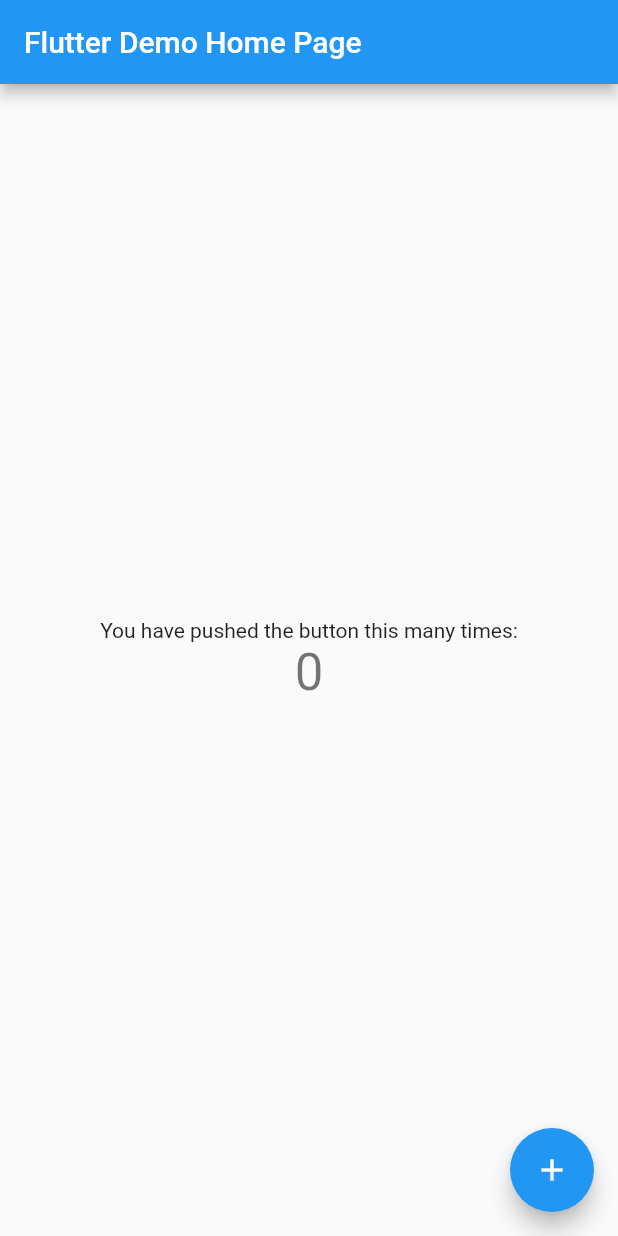
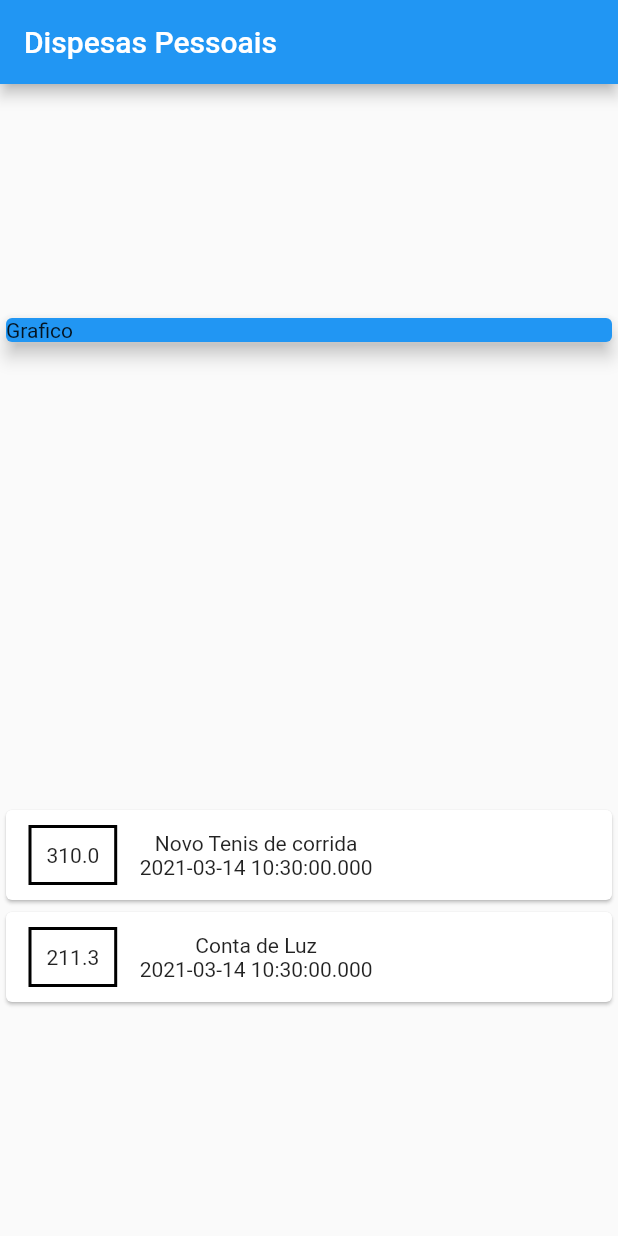
Before and after one commit to murillomtz/despesas_semanais_flutter, a Flutter app: the screen it shows after launch, on a phone screen of 412 x 824 dp. Run offline on Flutter 3.47's test engine with Material 2 defaults, Android fonts, the phone set to English and light mode, and no system bars.

Commit message:
Definido a interface

```diff
--- a/lib/main.dart
+++ b/lib/main.dart
@@ -1,113 +1,87 @@
+import 'package:despesa_semanal_flutter/models/transaction.dart';
+import 'package:flutter/cupertino.dart';
 import 'package:flutter/material.dart';
 
-void main() {
-  runApp(MyApp());
-}
+main() => runApp(ExpensesApp());
 
-class MyApp extends StatelessWidget {
-  // This widget is the root of your application.
+class ExpensesApp extends StatelessWidget {
   @override
   Widget build(BuildContext context) {
     return MaterialApp(
-      title: 'Flutter Demo',
-      theme: ThemeData(
-        // This is the theme of your application.
-        //
-        // Try running your application with "flutter run". You'll see the
-        // application has a blue toolbar. Then, without quitting the app, try
-        // changing the primarySwatch below to Colors.green and then invoke
-        // "hot reload" (press "r" in the console where you ran "flutter run",
-        // or simply save your changes to "hot reload" in a Flutter IDE).
-        // Notice that the counter didn't reset back to zero; the application
-        // is not restarted.
-        primarySwatch: Colors.blue,
-      ),
-      home: MyHomePage(title: 'Flutter Demo Home Page'),
+      home: MyHomePage(),
     );
   }
 }
 
-class MyHomePage extends StatefulWidget {
-  MyHomePage({Key key, this.title}) : super(key: key);
-
-  // This widget is the home page of your application. It is stateful, meaning
-  // that it has a State object (defined below) that contains fields that affect
-  // how it looks.
-
-  // This class is the configuration for the state. It holds the values (in this
-  // case the title) provided by the parent (in this case the App widget) and
-  // used by the build method of the State. Fields in a Widget subclass are
-  // always marked "final".
-
-  final String title;
-
-  @override
-  _MyHomePageState createState() => _MyHomePageState();
-}
-
-class _MyHomePageState extends State<MyHomePage> {
-  int _counter = 0;
-
-  void _incrementCounter() {
-    setState(() {
-      // This call to setState tells the Flutter framework that something has
-      // changed in this State, which causes it to rerun the build method below
-      // so that the display can reflect the updated values. If we changed
-      // _counter without calling setState(), then the build method would not be
-      // called again, and so nothing would appear to happen.
-      _counter++;
-    });
-  }
+class MyHomePage extends StatelessWidget {
+  final _transactions = [
+    Transaction(
+      id: 't1',
+      title: 'Novo Tenis de corrida',
+      value: 310,
+      date: DateTime.now(),
+    ),
+    Transaction(
+      id: 't2',
+      title: 'Conta de Luz',
+      value: 211.30,
+      date: DateTime.now(),
+    ),
+  ];
 
   @override
   Widget build(BuildContext context) {
-    // This method is rerun every time setState is called, for instance as done
-    // by the _incrementCounter method above.
-    //
-    // The Flutter framework has been optimized to make rerunning build methods
-    // fast, so that you can just rebuild anything that needs updating rather
-    // than having to individually change instances of widgets.
     return Scaffold(
       appBar: AppBar(
-        // Here we take the value from the MyHomePage object that was created by
-        // the App.build method, and use it to set our appbar title.
-        title: Text(widget.title),
+        title: Text("Dispesas Pessoais"),
       ),
-      body: Center(
-        // Center is a layout widget. It takes a single child and positions it
-        // in the middle of the parent.
-        child: Column(
-          // Column is also a layout widget. It takes a list of children and
-          // arranges them vertically. By default, it sizes itself to fit its
-          // children horizontally, and tries to be as tall as its parent.
-          //
-          // Invoke "debug painting" (press "p" in the console, choose the
-          // "Toggle Debug Paint" action from the Flutter Inspector in Android
-          // Studio, or the "Toggle Debug Paint" command in Visual Studio Code)
-          // to see the wireframe for each widget.
-          //
-          // Column has various properties to control how it sizes itself and
-          // how it positions its children. Here we use mainAxisAlignment to
-          // center the children vertically; the main axis here is the vertical
-          // axis because Columns are vertical (the cross axis would be
-          // horizontal).
-          mainAxisAlignment: MainAxisAlignment.center,
-          children: <Widget>[
-            Text(
-              'You have pushed the button this many times:',
+      body: Column(
+        mainAxisAlignment: MainAxisAlignment.spaceAround,
+        crossAxisAlignment: CrossAxisAlignment.stretch,
+        children: [
+          Container(
+            //width: double.infinity,
+            child: Card(
+              color: Colors.blue,
+              child: Text('Grafico'),
+              elevation: 5,
             ),
-            Text(
-              '$_counter',
-              style: Theme.of(context).textTheme.headline4,
-            ),
-          ],
-        ),
+          ),
+          Column(
+            //children: [
+            // ..._transactions.map((tr) {
+            //               return Card(
+            //                 child: Text(tr.title),
+            //               );
+            //             }).toList()],
+            children: _transactions.map((tr) {
+              return Card(
+                child: Row(
+                  children: [
+                    Container(
+                      margin: EdgeInsets.symmetric(
+                        horizontal: 15,
+                        vertical: 10,
+                      ),
+                      decoration: BoxDecoration(
+                        border: Border.all(color: Colors.black, width: 2),
+                      ),
+                      padding: EdgeInsets.all(10),
+                      child: Text(tr.value.toString()),
+                    ),
+                    Column(
+                      children: [
+                        Text(tr.title),
+                        Text(tr.date.toString()),
+                      ],
+                    )
+                  ],
+                ),
+              );
+            }).toList(),
+          ),
+        ],
       ),
-      floatingActionButton: FloatingActionButton(
-        onPressed: _incrementCounter,
-        tooltip: 'Increment',
-        child: Icon(Icons.add),
-      ), // This trailing comma makes auto-formatting nicer for build methods.
     );
   }
 }
--- /dev/null
+++ b/lib/models/transaction.dart
@@ -0,0 +1,15 @@
+import 'package:flutter/foundation.dart';
+
+class Transaction {
+  final String id;
+  final String title;
+  final double value;
+  final DateTime date;
+
+  Transaction({
+    @required this.id,
+    @required this.title,
+    @required this.value,
+    @required this.date,
+  });
+}
```
